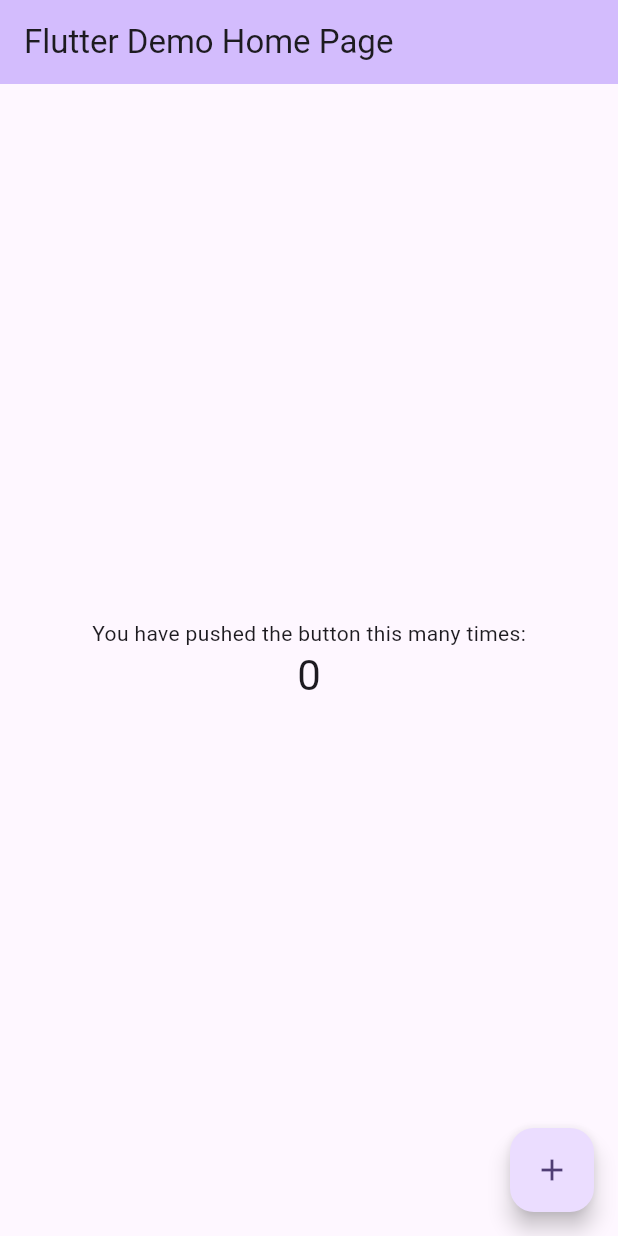
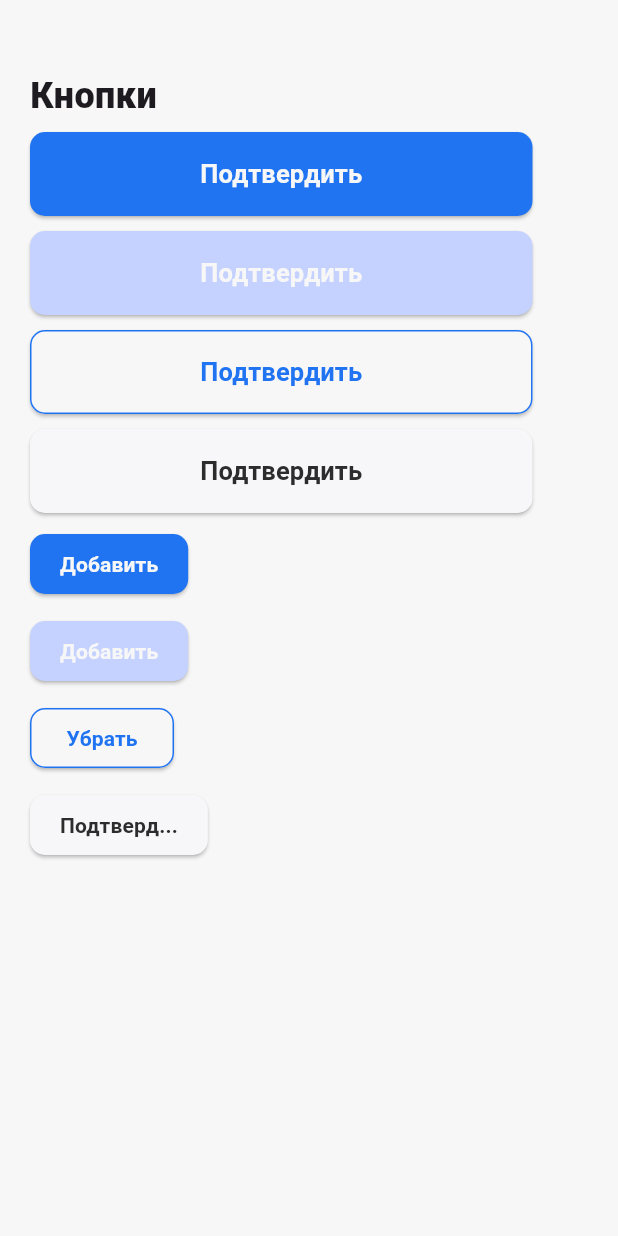
Before and after one commit to Liliia08/matule, a Flutter app: the screen it shows after launch, on a phone screen of 412 x 824 dp. Run offline on Flutter 3.47's test engine with Material 3 defaults, Android fonts, the phone set to English and light mode, and no system bars.

Commit message:
Создание библиотеки

```diff
--- a/lib/main.dart
+++ b/lib/main.dart
@@ -1,4 +1,5 @@
 import 'package:flutter/material.dart';
+import 'storybook.dart';
 
 void main() {
   runApp(const MyApp());
@@ -12,111 +13,94 @@ class MyApp extends StatelessWidget {
   Widget build(BuildContext context) {
     return MaterialApp(
       title: 'Flutter Demo',
-      theme: ThemeData(
-        // This is the theme of your application.
-        //
-        // TRY THIS: Try running your application with "flutter run". You'll see
-        // the application has a purple toolbar. Then, without quitting the app,
-        // try changing the seedColor in the colorScheme below to Colors.green
-        // and then invoke "hot reload" (save your changes or press the "hot
-        // reload" button in a Flutter-supported IDE, or press "r" if you used
-        // the command line to start the app).
-        //
-        // Notice that the counter didn't reset back to zero; the application
-        // state is not lost during the reload. To reset the state, use hot
-        // restart instead.
-        //
-        // This works for code too, not just values: Most code changes can be
-        // tested with just a hot reload.
-        colorScheme: ColorScheme.fromSeed(seedColor: Colors.deepPurple),
-      ),
-      home: const MyHomePage(title: 'Flutter Demo Home Page'),
+      home: const Storybook(),
     );
   }
 }
 
-class MyHomePage extends StatefulWidget {
-  const MyHomePage({super.key, required this.title});
-
-  // This widget is the home page of your application. It is stateful, meaning
-  // that it has a State object (defined below) that contains fields that affect
-  // how it looks.
-
-  // This class is the configuration for the state. It holds the values (in this
-  // case the title) provided by the parent (in this case the App widget) and
-  // used by the build method of the State. Fields in a Widget subclass are
-  // always marked "final".
-
-  final String title;
-
-  @override
-  State<MyHomePage> createState() => _MyHomePageState();
-}
-
-class _MyHomePageState extends State<MyHomePage> {
-  int _counter = 0;
-
-  void _incrementCounter() {
-    setState(() {
-      // This call to setState tells the Flutter framework that something has
-      // changed in this State, which causes it to rerun the build method below
-      // so that the display can reflect the updated values. If we changed
-      // _counter without calling setState(), then the build method would not be
-      // called again, and so nothing would appear to happen.
-      _counter++;
-    });
-  }
-
-  @override
-  Widget build(BuildContext context) {
-    // This method is rerun every time setState is called, for instance as done
-    // by the _incrementCounter method above.
-    //
-    // The Flutter framework has been optimized to make rerunning build methods
-    // fast, so that you can just rebuild anything that needs updating rather
-    // than having to individually change instances of widgets.
-    return Scaffold(
-      appBar: AppBar(
-        // TRY THIS: Try changing the color here to a specific color (to
-        // Colors.amber, perhaps?) and trigger a hot reload to see the AppBar
-        // change color while the other colors stay the same.
-        backgroundColor: Theme.of(context).colorScheme.inversePrimary,
-        // Here we take the value from the MyHomePage object that was created by
-        // the App.build method, and use it to set our appbar title.
-        title: Text(widget.title),
-      ),
-      body: Center(
-        // Center is a layout widget. It takes a single child and positions it
-        // in the middle of the parent.
-        child: Column(
-          // Column is also a layout widget. It takes a list of children and
-          // arranges them vertically. By default, it sizes itself to fit its
-          // children horizontally, and tries to be as tall as its parent.
-          //
-          // Column has various properties to control how it sizes itself and
-          // how it positions its children. Here we use mainAxisAlignment to
-          // center the children vertically; the main axis here is the vertical
-          // axis because Columns are vertical (the cross axis would be
-          // horizontal).
-          //
-          // TRY THIS: Invoke "debug painting" (choose the "Toggle Debug Paint"
-          // action in the IDE, or press "p" in the console), to see the
-          // wireframe for each widget.
-          mainAxisAlignment: MainAxisAlignment.center,
-          children: <Widget>[
-            const Text('You have pushed the button this many times:'),
-            Text(
-              '$_counter',
-              style: Theme.of(context).textTheme.headlineMedium,
-            ),
-          ],
-        ),
-      ),
-      floatingActionButton: FloatingActionButton(
-        onPressed: _incrementCounter,
-        tooltip: 'Increment',
-        child: const Icon(Icons.add),
-      ), // This trailing comma makes auto-formatting nicer for build methods.
-    );
-  }
-}
+// class MyHomePage extends StatefulWidget {
+//   const MyHomePage({super.key, required this.title});
+//
+//   // This widget is the home page of your application. It is stateful, meaning
+//   // that it has a State object (defined below) that contains fields that affect
+//   // how it looks.
+//
+//   // This class is the configuration for the state. It holds the values (in this
+//   // case the title) provided by the parent (in this case the App widget) and
+//   // used by the build method of the State. Fields in a Widget subclass are
+//   // always marked "final".
+//
+//   final String title;
+//
+//   @override
+//   State<MyHomePage> createState() => _MyHomePageState();
+// }
+//
+// class _MyHomePageState extends State<MyHomePage> {
+//   int _counter = 0;
+//
+//   void _incrementCounter() {
+//     setState(() {
+//       // This call to setState tells the Flutter framework that something has
+//       // changed in this State, which causes it to rerun the build method below
+//       // so that the display can reflect the updated values. If we changed
+//       // _counter without calling setState(), then the build method would not be
+//       // called again, and so nothing would appear to happen.
+//       _counter++;
+//     });
+//   }
+//
+//   @override
+//   Widget build(BuildContext context) {
+//     // This method is rerun every time setState is called, for instance as done
+//     // by the _incrementCounter method above.
+//     //
+//     // The Flutter framework has been optimized to make rerunning build methods
+//     // fast, so that you can just rebuild anything that needs updating rather
+//     // than having to individually change instances of widgets.
+//     return Scaffold(
+//       appBar: AppBar(
+//         // TRY THIS: Try changing the color here to a specific color (to
+//         // Colors.amber, perhaps?) and trigger a hot reload to see the AppBar
+//         // change color while the other colors stay the same.
+//         backgroundColor: Theme.of(context).colorScheme.inversePrimary,
+//         // Here we take the value from the MyHomePage object that was created by
+//         // the App.build method, and use it to set our appbar title.
+//         title: Text(widget.title),
+//       ),
+//       body: Center(
+//         // Center is a layout widget. It takes a single child and positions it
+//         // in the middle of the parent.
+//         child: Column(
+//           // Column is also a layout widget. It takes a list of children and
+//           // arranges them vertically. By default, it sizes itself to fit its
+//           // children horizontally, and tries to be as tall as its parent.
+//           //
+//           // Column has various properties to control how it sizes itself and
+//           // how it positions its children. Here we use mainAxisAlignment to
+//           // center the children vertically; the main axis here is the vertical
+//           // axis because Columns are vertical (the cross axis would be
+//           // horizontal).
+//           //
+//           // TRY THIS: Invoke "debug painting" (choose the "Toggle Debug Paint"
+//           // action in the IDE, or press "p" in the console), to see the
+//           // wireframe for each widget.
+//           mainAxisAlignment: MainAxisAlignment.center,
+//           children: <Widget>[
+//
+//             const Text('You have pushed the button this many times:'),
+//             Text(
+//               '$_counter',
+//               style: Theme.of(context).textTheme.headlineMedium,
+//             ),
+//           ],
+//         ),
+//       ),
+//       floatingActionButton: FloatingActionButton(
+//         onPressed: _incrementCounter,
+//         tooltip: 'Increment',
+//         child: const Icon(Icons.add),
+//       ), // This trailing comma makes auto-formatting nicer for build methods.
+//     );
+//   }
+// }
--- /dev/null
+++ b/lib/storybook.dart
@@ -0,0 +1,53 @@
+import 'package:flutter/material.dart';
+import 'package:uikit/uikit.dart';
+
+class Storybook extends StatefulWidget {
+  const Storybook();
+
+  @override
+  State<Storybook> createState() => _StorybookState();
+}
+
+class _StorybookState extends State<Storybook> {
+  @override
+  Widget build(BuildContext context) {
+    return Scaffold(
+      backgroundColor: ui.color.white,
+      body: Padding(
+        padding: EdgeInsets.all(20),
+        child: Column(
+          crossAxisAlignment: CrossAxisAlignment.start,
+          children: [
+            Padding(
+              padding: EdgeInsets.only(top: 30),
+              child: Text("Кнопки", style: ui.font.title1ExtraBold),
+            ),
+            SizedBox(height: 10),
+            ui.bigbuttons.primary(
+                text: "Подтвердить", onPressed: () {}, enabled: true),
+            SizedBox(height: 10),
+            ui.bigbuttons.primary(
+                text: "Подтвердить", onPressed: () {}, enabled: false),
+            SizedBox(height: 10),
+            ui.bigbuttons.NullElevatedButton(
+                text: "Подтвердить", onPressed: () {}),
+            SizedBox(height: 10),
+            ui.bigbuttons.NonActive(text: "Подтвердить", onPressed: () {}),
+            SizedBox(height: 10),
+            ui.smallbuttons.primary(
+                text: "Добавить", onPressed: () {}, enabled: true),
+            SizedBox(height: 10),
+            ui.smallbuttons.primary(
+                text: "Добавить", onPressed: () {}, enabled: false),
+            SizedBox(height: 10,),
+            ui.smallbuttons.Delete(
+                text: "Убрать", onPressed: () {}, enabled: true),
+            SizedBox(height: 10,),
+            ui.smallbuttons.NonActive(
+                text: "Подтверд...", onPressed: () {}, enabled: true),
+          ],
+        ),
+      ),
+    );
+  }
+}
--- a/pubspec.yaml
+++ b/pubspec.yaml
@@ -34,6 +34,9 @@ dependencies:
   # The following adds the Cupertino Icons font to your application.
   # Use with the CupertinoIcons class for iOS style icons.
   cupertino_icons: ^1.0.8
+
+  uikit:
+    path: packages/uikit
 
 dev_dependencies:
   flutter_test:
```
Also changed, not shown: packages/uikit/lib/src/colors.dart (added, +46 -0 lines), packages/uikit/lib/src/components/buttoms/big_buttoms.dart (added, +67 -0 lines), packages/uikit/lib/src/components/buttoms/small_buttons.dart (added, +67 -0 lines), packages/uikit/lib/src/typography.dart (added, +117 -0 lines), packages/uikit/lib/uikit.dart (+25 -4 lines), pubspec.lock, 1 other file.
